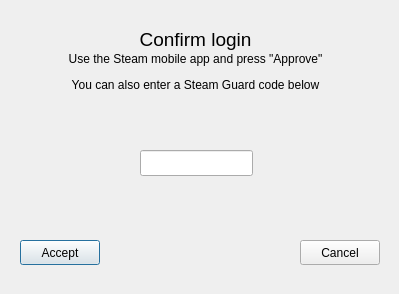
This is src/client/gui/dialogs/twofactordialog.ui in OpenSteamClient/OpenSteamClient as Qt 5 draws it before an edit. The edited form follows.
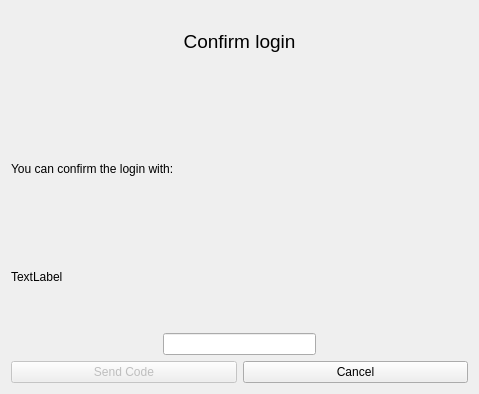
This is the edited form.

Commit message: Big update, expand commit details for changelog: - Added settings page - Updated some OSW types - Removed some debug buttons from UI - Optimized app list view - New navigation system - Added search functionality for library - Webviews for store and community pages - De-spaghettified some code - Added missing names for some callbacks - Added login support for email confirmations and codes - Fixed login jankiness - Prints errors as human readable strings instead of numbers - Added CellID switching (download regions)

```diff
--- a/src/client/gui/dialogs/twofactordialog.ui
+++ b/src/client/gui/dialogs/twofactordialog.ui
@@ -9,68 +9,94 @@
    <rect>
     <x>0</x>
     <y>0</y>
-    <width>399</width>
-    <height>294</height>
+    <width>479</width>
+    <height>394</height>
    </rect>
   </property>
   <property name="windowTitle">
    <string>Second Factor Needed</string>
   </property>
-  <widget class="QLabel" name="confirmText">
-   <property name="geometry">
-    <rect>
-     <x>10</x>
-     <y>10</y>
-     <width>371</width>
-     <height>101</height>
-    </rect>
-   </property>
+  <layout class="QVBoxLayout" name="verticalLayout_2">
+   <item>
+    <layout class="QVBoxLayout" name="verticalLayout">
+     <item>
+      <widget class="QLabel" name="confirmTitle">
+       <property name="text">
+        <string>&lt;html&gt;&lt;head/&gt;&lt;body&gt;&lt;p align=&quot;center&quot;&gt;&lt;span style=&quot; font-size:14pt;&quot;&gt;Confirm login&lt;/span&gt;&lt;/p&gt;&lt;p align=&quot;center&quot;&gt;&lt;br/&gt;&lt;/p&gt;&lt;/body&gt;&lt;/html&gt;</string>
+       </property>
+      </widget>
+     </item>
+     <item>
+      <widget class="QLabel" name="label">
    <property name="text">
-    <string>&lt;html&gt;
-&lt;body&gt;
-&lt;p  style=&quot;line-height:50%; padding-botton: 0px&quot; align=&quot;center&quot;&gt;&lt;span style=&quot; font-size:14pt;&quot;&gt;Confirm login&lt;/span&gt;&lt;/p&gt;
-&lt;p align=&quot;center&quot;&gt;Use the Steam mobile app and press &quot;Approve&quot;&lt;/p&gt;
-&lt;p align=&quot;center&quot;&gt;You can also enter a Steam Guard code below&lt;/p&gt;
-&lt;/body&gt;
-&lt;/html&gt;</string>
-   </property>
-  </widget>
-  <widget class="QLineEdit" name="steamGuardCodeField">
-   <property name="geometry">
-    <rect>
-     <x>140</x>
-     <y>150</y>
-     <width>113</width>
-     <height>26</height>
-    </rect>
-   </property>
-  </widget>
+        <string>You can confirm the login with:</string>
+       </property>
+      </widget>
+     </item>
+     <item>
+      <widget class="QLabel" name="allowedConfirmationsLabel">
+       <property name="text">
+        <string>TextLabel</string>
+       </property>
+      </widget>
+     </item>
+    </layout>
+   </item>
+   <item>
+    <layout class="QHBoxLayout" name="horizontalLayout_2">
+     <item>
+      <spacer name="horizontalSpacer_2">
+       <property name="orientation">
+        <enum>Qt::Horizontal</enum>
+       </property>
+       <property name="sizeHint" stdset="0">
+        <size>
+         <width>40</width>
+         <height>20</height>
+        </size>
+       </property>
+      </spacer>
+     </item>
+     <item>
+      <widget class="QLineEdit" name="steamGuardCodeField"/>
+     </item>
+     <item>
+      <spacer name="horizontalSpacer">
+       <property name="orientation">
+        <enum>Qt::Horizontal</enum>
+       </property>
+       <property name="sizeHint" stdset="0">
+        <size>
+         <width>40</width>
+         <height>20</height>
+        </size>
+       </property>
+      </spacer>
+     </item>
+    </layout>
+   </item>
+   <item>
+    <layout class="QHBoxLayout" name="horizontalLayout">
+     <item>
   <widget class="QPushButton" name="acceptButton">
-   <property name="geometry">
-    <rect>
-     <x>20</x>
-     <y>240</y>
-     <width>80</width>
-     <height>25</height>
-    </rect>
+       <property name="enabled">
+        <bool>false</bool>
    </property>
    <property name="text">
-    <string>Accept</string>
-   </property>
-  </widget>
+        <string>Send Code</string>
+       </property>
+      </widget>
+     </item>
+     <item>
   <widget class="QPushButton" name="cancelButton">
-   <property name="geometry">
-    <rect>
-     <x>300</x>
-     <y>240</y>
-     <width>80</width>
-     <height>25</height>
-    </rect>
-   </property>
    <property name="text">
     <string>Cancel</string>
    </property>
   </widget>
+     </item>
+    </layout>
+   </item>
+  </layout>
  </widget>
  <resources/>
  <connections/>
```
Lines whose indentation alone changed are shown as unchanged. The commit also changes 66 other files.
